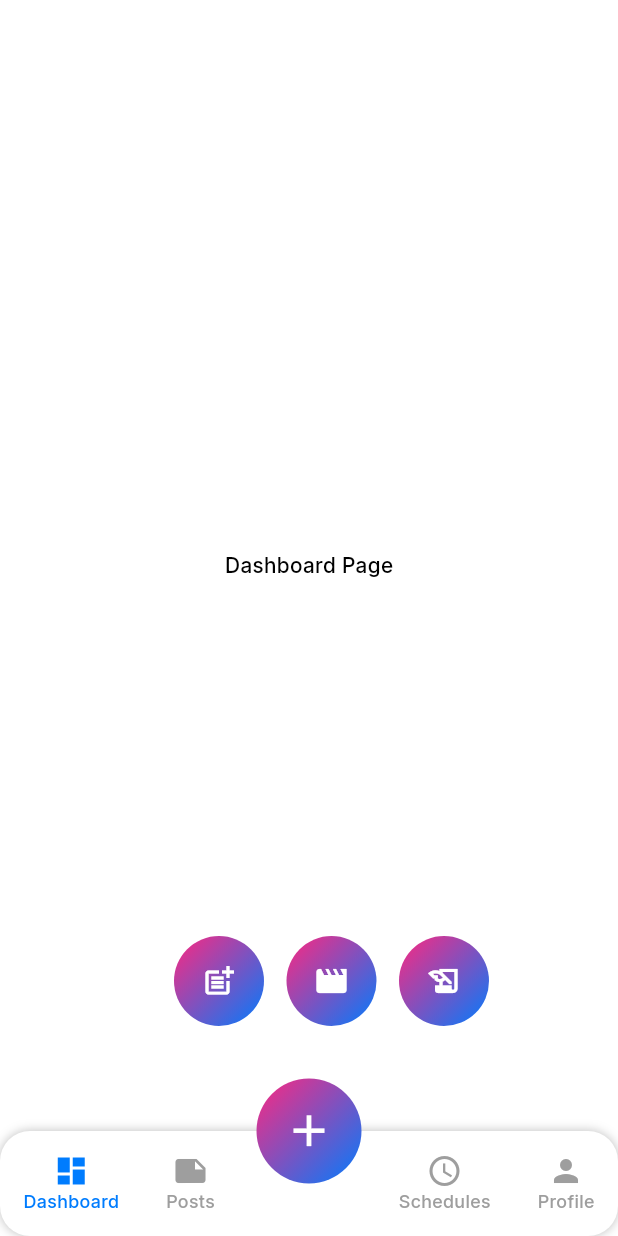
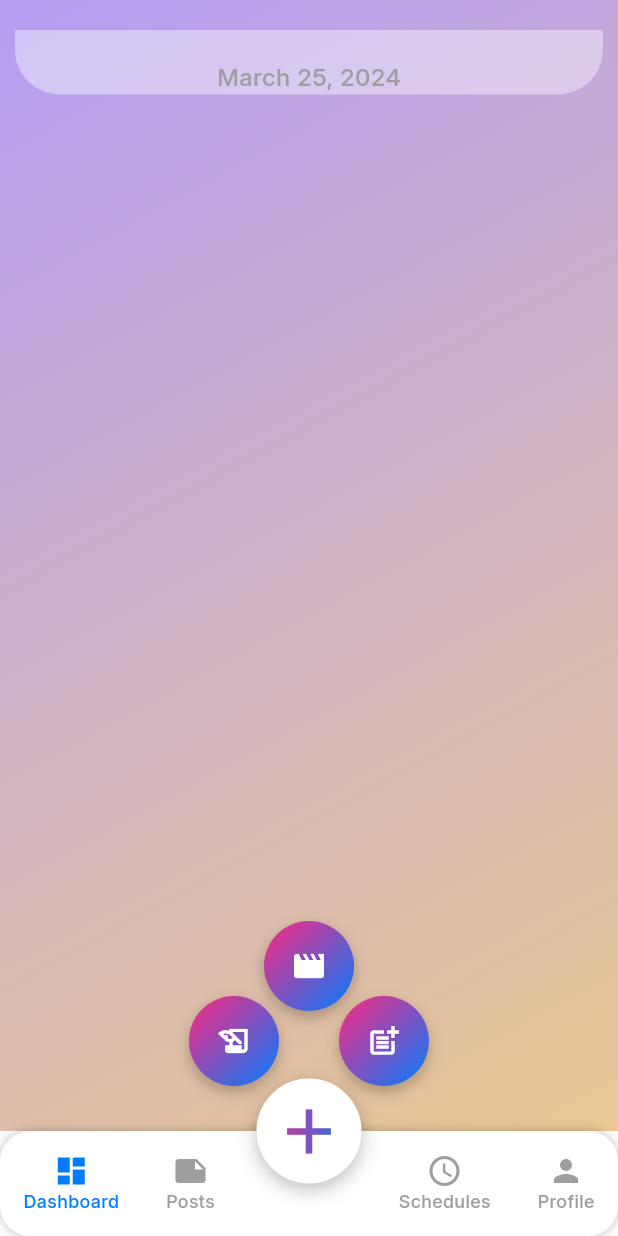
Before and after one commit to Mosaidur/clip_frame, a Flutter app: the HomePage screen opened by its route, after a tap on the "add" icon, on a phone screen of 412 x 824 dp. Run offline on Flutter 3.47's test engine with Material 3 defaults, Android fonts, the phone set to English and light mode, and no system bars; our stand-ins replace get, image_picker, permission_handler, shared_preferences; missing offline and left inert: ffmpeg_kit_flutter_new, media_store_plus; accounts and stored records are empty.

Commit message:
Dashboard Design started

```diff
--- a/lib/features/HomeScreen.dart
+++ b/lib/features/HomeScreen.dart
@@ -1,104 +1,123 @@
+import 'dart:math';
+
 import 'package:flutter/material.dart';
 import 'package:get/get.dart';
-import 'package:stylish_bottom_bar/stylish_bottom_bar.dart';
 
 import 'homeController.dart';
 
-class HomePage extends StatefulWidget {
-  @override
-  _HomePageState createState() => _HomePageState();
-}
+class HomePage extends StatelessWidget {
+  final HomeController controller = Get.put(HomeController());
+  Shader linearGradient = const LinearGradient(
+    colors: <Color>[Color(0xFF4983F6), Color(0xFFC175F5), Color(0xFFFBACB7)],
+  ).createShader(const Rect.fromLTWH(0.0, 0.0, 50.0, 20.0));
 
-class _HomePageState extends State<HomePage> with TickerProviderStateMixin {
-  int selectedIndex = 0;
-  bool isExpanded = false;
-  late AnimationController _controller;
-  late Animation<double> _animation;
-
-  final List<Widget> pages = [
-    Center(child: Text("Dashboard Page")),
-    Center(child: Text("Post Page")),
-    Center(child: Text("Schedules Page")),
-    Center(child: Text("Profile Page")),
-  ];
-
-  @override
-  void initState() {
-    super.initState();
-    _controller = AnimationController(
-      duration: Duration(milliseconds: 300),
-      vsync: this,
-    );
-    _animation = CurvedAnimation(parent: _controller, curve: Curves.easeInOut);
-  }
-
-  void toggleExpand() {
-    if (isExpanded) {
-      _controller.reverse();
-    } else {
-      _controller.forward();
-    }
-    setState(() {
-      isExpanded = !isExpanded;
-    });
-  }
-
-  @override
-  void dispose() {
-    _controller.dispose();
-    super.dispose();
-  }
-
-  Widget buildFloatingOptions() {
-    return Positioned(
-      bottom: 70,
-      left: MediaQuery.of(context).size.width / 2 - 90,
-      child: SizeTransition(
-        sizeFactor: _animation,
-        axisAlignment: -1,
-        child: Row(
-          mainAxisAlignment: MainAxisAlignment.center,
-          children: [
-            floatingButton("Post", Icons.post_add),
-            SizedBox(width: 15),
-            floatingButton("Reels", Icons.movie),
-            SizedBox(width: 15),
-            floatingButton("Story", Icons.history_edu),
-          ],
-        ),
-      ),
-    );
-  }
-
+  // Floating button widget
   Widget floatingButton(String label, IconData icon) {
     return Container(
       width: 60,
       height: 60,
       decoration: BoxDecoration(
-        gradient: LinearGradient(
+        gradient: const LinearGradient(
           colors: [Color(0xFFFF277F), Color(0xFF007CFE)],
           begin: Alignment.topLeft,
           end: Alignment.bottomRight,
         ),
         shape: BoxShape.circle,
+        boxShadow: const [
+          BoxShadow(color: Colors.black26, blurRadius: 8, offset: Offset(0, 4)),
+        ],
       ),
       child: IconButton(
         icon: Icon(icon, color: Colors.white),
+
         onPressed: () {
-          print('$label clicked');
-          // Navigate to respective page if needed
+          // Show a snackbar instead of print for visible feedback
+          Get.snackbar(
+            label,
+            '$label button clicked!',
+            snackPosition: SnackPosition.TOP,
+            duration: const Duration(seconds: 2),
+            backgroundColor: Colors.black54,
+            colorText: Colors.white,
+          );
         },
       ),
     );
   }
 
+  // Bottom nav item
+  Widget navItem(IconData icon, int index, String label) {
+    return Obx(() {
+      bool selected = controller.selectedIndex.value == index;
+      return GestureDetector(
+        onTap: () {
+          debugPrint('Nav item $label tapped, index: $index');
+          controller.changePage(index);
+        },
+        child: Column(
+          mainAxisSize: MainAxisSize.min,
+          mainAxisAlignment: MainAxisAlignment.center,
+          children: [
+            Icon(
+              icon,
+              color: selected ? const Color(0xFF007CFE) : Colors.grey,
+            ),
+            Text(
+              label,
+              style: TextStyle(
+                color: selected ? const Color(0xFF007CFE) : Colors.grey,
+                fontSize: 12,
+              ),
+            ),
+          ],
+        ),
+      );
+    });
+  }
+
   @override
   Widget build(BuildContext context) {
     return Scaffold(
+      backgroundColor: Colors.white,
       body: Stack(
         children: [
-          pages[selectedIndex],
-          buildFloatingOptions(),
+          // Reactive page
+          Obx(() {
+            debugPrint('Building page: ${controller.selectedIndex.value}');
+            return controller.pages[controller.selectedIndex.value];
+          }),
+
+          // Animated floating buttons
+          AnimatedBuilder(
+            animation: controller.controller,
+            builder: (context, child) {
+              double radius =50; // distance from center FAB
+              double angleStep = 90; // degrees between buttons
+              List<IconData> icons = [Icons.post_add, Icons.movie, Icons.history_edu];
+              List<String> labels = ["Post", "Reels", "Story"];
+
+              return Stack(
+                children: List.generate(icons.length, (index) {
+                  // Convert angle to radians
+                  double angle = (angleStep * index - 00) * (3.14159 / 180);
+
+                  return Positioned(
+                    bottom: 30 + controller.animation.value * radius * sin(angle),
+                    left: Get.width / 2 - 30 + controller.animation.value * radius * cos(angle),
+                    child: Opacity(
+                      opacity: controller.animation.value,
+                      child:Column(
+                        children: [
+                          floatingButton(labels[index], icons[index]),
+                        ],
+                      )
+                    ),
+                  );
+                }),
+              );
+            },
+          ),
+
         ],
       ),
       bottomNavigationBar: Container(
@@ -106,14 +125,14 @@ class _HomePageState extends State<HomePage> with TickerProviderStateMixin {
         decoration: BoxDecoration(
           color: Colors.white,
           borderRadius: BorderRadius.circular(20),
-          boxShadow: [BoxShadow(color: Colors.black26, blurRadius: 5)],
+          boxShadow: const [BoxShadow(color: Colors.black26, blurRadius: 5)],
         ),
         child: Row(
           mainAxisAlignment: MainAxisAlignment.spaceAround,
           children: [
             navItem(Icons.dashboard, 0, "Dashboard"),
             navItem(Icons.note, 1, "Posts"),
-            SizedBox(width: 60), // space for central button
+            const SizedBox(width: 60), // Space for central FAB
             navItem(Icons.schedule, 2, "Schedules"),
             navItem(Icons.person, 3, "Profile"),
           ],
@@ -121,58 +140,52 @@ class _HomePageState extends State<HomePage> with TickerProviderStateMixin {
       ),
       floatingActionButtonLocation: FloatingActionButtonLocation.centerDocked,
       floatingActionButton: GestureDetector(
-        onTap: toggleExpand,
-        child: Container(
+        onTap: () {
+          debugPrint('FAB tapped, isExpanded: ${controller.isExpanded.value}');
+          controller.toggleExpand();
+        },
+        child: Obx(() {
+          return Container(
             width: 70,
             height: 70,
             decoration: BoxDecoration(
-            gradient: LinearGradient(
+              gradient: controller.isExpanded.value
+                  ? const LinearGradient(
+                colors: [Color(0xFFFFFFFF), Color(0xFFFFFFFF)],
+                begin: Alignment.topLeft,
+                end: Alignment.bottomRight,
+              )
+                  : const LinearGradient(
                 colors: [Color(0xFFFF277F), Color(0xFF007CFE)],
                 begin: Alignment.topLeft,
                 end: Alignment.bottomRight,
               ),
               shape: BoxShape.circle,
+              boxShadow: const [
+                BoxShadow(color: Colors.black26, blurRadius: 10, offset: Offset(0, 4)),
+              ],
+              border: Border.all(color: Colors.white, width: 2),
             ),
-          child: Icon(
+            child: controller.isExpanded.value
+                ? ShaderMask(
+              shaderCallback: (bounds) => const LinearGradient(
+                colors: [
+                  Color(0xFFFF277F), Color(0xFF007CFE)
+                ],
+              ).createShader(Rect.fromLTWH(0, 0, bounds.width, bounds.height)),
+              child: const Icon(
                 Icons.add,
-            size: 35,
-            color: isExpanded
-                ? LinearGradient(
-              colors: [Color(0xFFFF277F), Color(0xFF007CFE)],
-              begin: Alignment.topLeft,
-              end: Alignment.bottomRight,
-            ).createShader(Rect.fromLTWH(0, 0, 70, 70)) !=
-                null
-                ? Colors.white
-                : Colors.white
-                : Colors.white,
+                size: 50,
+                color: Colors.white, // this is fine with srcIn
               ),
-        ),
+            )
+                : const Icon(
+              Icons.add,
+              size: 50,
+              color: Colors.white,
             ),
           );
-  }
-
-  Widget navItem(IconData icon, int index, String label) {
-    bool selected = selectedIndex == index;
-    return GestureDetector(
-      onTap: () {
-        setState(() {
-          selectedIndex = index;
-        });
-      },
-      child: Column(
-        mainAxisSize: MainAxisSize.min,
-        mainAxisAlignment: MainAxisAlignment.center,
-        children: [
-          Icon(icon, color: selected ? Color(0xFF007CFE) : Colors.grey),
-          Text(
-            label,
-            style: TextStyle(
-              color: selected ? Color(0xFF007CFE) : Colors.grey,
-              fontSize: 12,
-            ),
-          ),
-        ],
+        })
       ),
     );
   }
--- /dev/null
+++ b/lib/features/dashboard/presenatation/screen/dashBoard.dart
@@ -0,0 +1,66 @@
+import 'package:flutter/material.dart';
+import 'package:get/get.dart';
+
+class DashBoardPage extends StatelessWidget {
+  // final BusinessTypeSelectionController controller = Get.put(BusinessTypeSelectionController());
+  final TextEditingController customTypeController = TextEditingController();
+  String date = 'March 25, 2024';
+
+
+  @override
+  Widget build(BuildContext context) {
+    return Container(
+      width: double.infinity,
+      height: double.infinity,
+      decoration: const BoxDecoration(
+        gradient: LinearGradient(
+          begin: Alignment.topLeft,
+          end: Alignment.bottomRight,
+          colors: [Color(0xFFB49EF4), Color(0xFFEBC894)],
+        ),
+      ),
+      child: SingleChildScrollView(
+        child: Container(
+          width: double.infinity,
+          padding: const EdgeInsets.symmetric(horizontal: 10, vertical: 20),
+          child: Column(
+            crossAxisAlignment: CrossAxisAlignment.start,
+            mainAxisSize: MainAxisSize.min,
+            children: [
+             Container (
+               width: double.infinity,
+
+               decoration: BoxDecoration(
+                 color: Colors.white.withOpacity(0.4),
+                 borderRadius: BorderRadius.only(
+                   bottomLeft: Radius.circular(30),bottomRight:Radius.circular(30),
+                 )
+               ),
+             child: Column(
+               children: [
+
+                 Column(
+                   children: [
+                     SizedBox(height: 20,),
+                     Text(
+                       date,
+                       style: TextStyle(
+                         fontSize: 16,
+                         color: Colors.grey,
+                     ),
+                     )
+                   ],
+                 )
+
+               ],
+             ),
+             )
+
+
+            ],
+          ),
+        ),
+      ),
+    );
+  }
+}
--- a/lib/features/homeController.dart
+++ b/lib/features/homeController.dart
@@ -1,22 +1,57 @@
 import 'package:flutter/material.dart';
 import 'package:get/get.dart';
 
-class HomeController extends GetxController {
+import 'dashboard/presenatation/screen/dashBoard.dart';
+
+class HomeController extends GetxController with GetSingleTickerProviderStateMixin {
+  // Reactive selected index
   var selectedIndex = 0.obs;
-  var isPopupVisible = false.obs;
 
+  // FAB expanded state
+  var isExpanded = false.obs;
+
+  // Animation controller for floating buttons
+  late AnimationController controller;
+  late Animation<double> animation;
+
+  // Pages for navigation
   final List<Widget> pages = [
-    Center(child: Text('Dashboard')),
-    Center(child: Text('Posts')),
-    Center(child: Text('Schedules')),
-    Center(child: Text('My Profile')),
+    DashBoardPage(),
+    const Center(child: Text("Posts Page")),
+    const Center(child: Text("Schedules Page")),
+    const Center(child: Text("Profile Page")),
   ];
 
-  void onItemTapped(int index) {
+  @override
+  void onInit() {
+    super.onInit();
+    controller = AnimationController(
+      vsync: this,
+      duration: const Duration(milliseconds: 300),
+    );
+    animation = CurvedAnimation(parent: controller, curve: Curves.easeInOut);
+  }
+
+  // Toggle FAB expand/collapse
+  void toggleExpand() {
+    debugPrint('Toggling FAB: ${isExpanded.value} -> ${!isExpanded.value}');
+    if (isExpanded.value) {
+      controller.reverse();
+    } else {
+      controller.forward();
+    }
+    isExpanded.value = !isExpanded.value;
+  }
+
+  // Change bottom nav page
+  void changePage(int index) {
+    debugPrint('Changing page to index: $index');
     selectedIndex.value = index;
   }
 
-  void togglePopup() {
-    isPopupVisible.value = !isPopupVisible.value;
+  @override
+  void onClose() {
+    controller.dispose();
+    super.onClose();
   }
 }
```
Also changed, not shown: pubspec.lock. Lines whose indentation alone changed are shown as unchanged.
